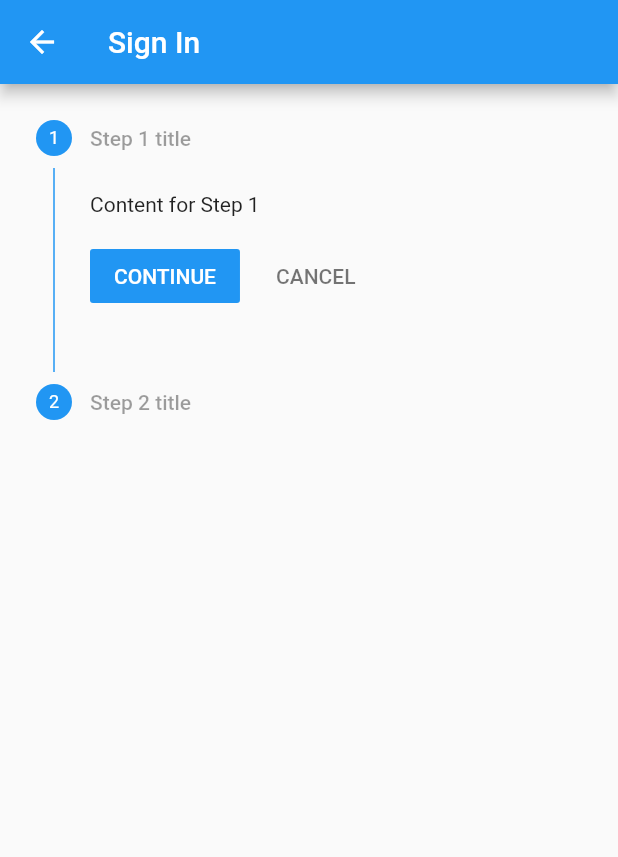
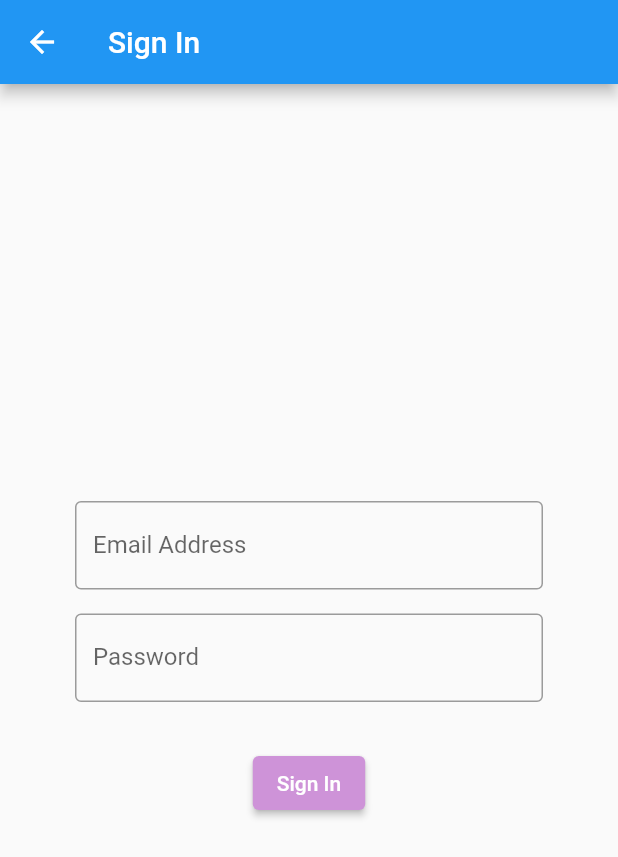
Before and after one commit to MummenRider/home-workouts, a Flutter app: the screen it shows after launch, after a tap on "Sign In", on a phone screen of 412 x 824 dp. Shown: the top 857 px of the screen. Run offline on Flutter 3.47's test engine with Material 2 defaults, Android fonts, the phone set to English and light mode, and no system bars; our stand-ins replace auto_route, firebase_auth, firebase_core, get_it, stacked, stacked_services; accounts and stored records are empty; network calls fail.

Commit message:
Done Sign In page

```diff
--- a/app/lib/lets_get_physical.dart
+++ b/app/lib/lets_get_physical.dart
@@ -9,6 +9,11 @@ class LetsGetPhysical extends StatelessWidget {
       onGenerateRoute: LetsGetPhysicalRouter(),
       navigatorKey: StackedService.navigatorKey,
       debugShowCheckedModeBanner: false,
+      theme: ThemeData(
+        elevatedButtonTheme: ElevatedButtonThemeData(
+          style: ElevatedButton.styleFrom(primary: Colors.blue),
+        ),
+      ),
     );
   }
 }
--- a/app/lib/routes/router.dart
+++ b/app/lib/routes/router.dart
@@ -1,4 +1,5 @@
 import 'package:app/screens/sign_in/sign_in_view.dart';
+import 'package:app/screens/sign_up/sign_up_view.dart';
 import 'package:app/screens/splash/splash_view.dart';
 import 'package:app/screens/welcome/welcome_view.dart';
 import 'package:auto_route/auto_route_annotations.dart';
@@ -9,6 +10,7 @@ import 'package:auto_route/auto_route_annotations.dart';
     MaterialRoute(page: SplashView),
     MaterialRoute(page: WelcomeView, initial: true),
     MaterialRoute(page: SignInView),
+    MaterialRoute(page: SignUpView),
   ],
 )
 class $LetsGetPhysicalRouter {}
--- a/app/lib/screens/sign_in/sign_in_view.dart
+++ b/app/lib/screens/sign_in/sign_in_view.dart
@@ -2,48 +2,55 @@ import 'package:app/screens/sign_in/sign_in_viewmodel.dart';
 import 'package:flutter/material.dart';
 import 'package:stacked/stacked.dart';
 
-class SignInView extends StatefulWidget {
-  @override
-  _SignInViewState createState() => _SignInViewState();
-}
+class SignInView extends StatelessWidget {
+  const SignInView({Key key}) : super(key: key);
 
-class _SignInViewState extends State<SignInView> {
   @override
   Widget build(BuildContext context) {
-    return ViewModelBuilder<SignInViewModel>.reactive(
+    final TextEditingController emailController = TextEditingController();
+    final TextEditingController passwordController = TextEditingController();
+    return ViewModelBuilder<SignInViewModel>.nonReactive(
       builder: (context, model, child) => Scaffold(
         appBar: AppBar(
           title: Text('Sign In'),
         ),
-        body: Container(
-          child: Column(
-            children: [
-              Expanded(
-                child: Stepper(
-                  type: StepperType.vertical,
-                  currentStep: model.currentStepIndex,
-                  onStepTapped: (step) => model.tapped(step),
-                  onStepContinue: model.continueStep,
-                  onStepCancel: model.cancelStep,
-                  steps: [
-                    Step(
-                      title: Text("Step 1 title"),
-                      content: Container(
-                          alignment: Alignment.centerLeft,
-                          child: Text("Content for Step 1")),
-                      isActive: model.boolstepIsActive(),
-                      state: model.stateStatus(0),
+        body: Form(
+          child: Padding(
+            padding: const EdgeInsets.all(50.0),
+            child: Column(
+              children: [
+                Expanded(
+                    child: Column(
+                  mainAxisAlignment: MainAxisAlignment.center,
+                  children: [
+                    TextFormField(
+                      decoration: InputDecoration(
+                        labelText: 'Email Address',
+                        border: OutlineInputBorder(),
+                      ),
+                      controller: emailController,
                     ),
-                    Step(
-                      title: Text("Step 2 title"),
-                      content: Text("Content for Step 2"),
-                      isActive: model.boolstepIsActive(),
-                      state: model.stateStatus(1),
+                    const SizedBox(height: 16),
+                    TextFormField(
+                      decoration: InputDecoration(
+                        labelText: 'Password',
+                        border: OutlineInputBorder(),
+                      ),
+                      controller: passwordController,
                     ),
+                    const SizedBox(height: 30),
+                    ElevatedButton(
+                      onPressed: () => model.signIn(
+                          email: emailController.text.trim(),
+                          password: passwordController.text.trim()),
+                      child: Text('Sign In'),
+                      style:
+                          ElevatedButton.styleFrom(primary: Colors.purple[200]),
+                    )
                   ],
-                ),
-              )
-            ],
+                ))
+              ],
+            ),
           ),
         ),
       ),
--- a/app/lib/screens/sign_in/sign_in_viewmodel.dart
+++ b/app/lib/screens/sign_in/sign_in_viewmodel.dart
@@ -1,42 +1,19 @@
+import 'package:app/services/auth/auth_service.dart';
+import 'package:app/services/service_locator.dart';
 import 'package:flutter/material.dart';
 import 'package:stacked/stacked.dart';
+import 'package:stacked_services/stacked_services.dart';
 
 class SignInViewModel extends BaseViewModel {
-  StepState _state;
-  int _currentStep = 0;
+  final _auth = locator<AuthService>();
+  final _dialog = locator<DialogService>();
 
-  int get currentStepIndex => _currentStep;
-
-  void tapped(int step) {
-    _currentStep = step;
-    notifyListeners();
-  }
-
-  void continueStep() {
-    if (_currentStep >= 1) return;
-    _currentStep++;
-    notifyListeners();
-  }
-
-  void cancelStep() {
-    if (_currentStep <= 0) return;
-    _currentStep--;
-    notifyListeners();
-  }
-
-  boolstepIsActive() {
-    if (_currentStep >= 0) {
-      return true;
-    } else {
-      return false;
-    }
-  }
-
-  StepState stateStatus(int index) {
-    if (_currentStep > index) {
-      return StepState.complete;
-    } else {
-      return StepState.disabled;
-    }
-  }
+  void signIn({@required String email, @required String password}) async =>
+      _auth
+          .signIn(email, password)
+          .then((_) => print('Sign in baby'))
+          .catchError((e) => _dialog.showDialog(
+                title: 'Sign in failed',
+                description: e.message,
+              ));
 }
--- a/app/lib/screens/welcome/welcome_view.dart
+++ b/app/lib/screens/welcome/welcome_view.dart
@@ -27,7 +27,7 @@ class WelcomeView extends StatelessWidget {
                     ),
                     ElevatedButton(
                       child: Text('Sign Up'),
-                      onPressed: () => print('lol'),
+                      onPressed: () => model.goToSignUpScreen(),
                     ),
                   ],
                 ),
--- a/app/lib/screens/welcome/welcome_viewmodel.dart
+++ b/app/lib/screens/welcome/welcome_viewmodel.dart
@@ -7,4 +7,5 @@ class WelcomeViewModel extends BaseViewModel {
   final _navService = locator<NavigationService>();
 
   void goToSignInScreen() => _navService.navigateTo(Routes.signInView);
+  void goToSignUpScreen() => _navService.navigateTo(Routes.signUpView);
 }
--- a/app/lib/services/service_locator.dart
+++ b/app/lib/services/service_locator.dart
@@ -1,3 +1,4 @@
+import 'package:app/services/auth/auth_service.dart';
 import 'package:get_it/get_it.dart';
 import 'package:stacked_services/stacked_services.dart';
 
@@ -5,4 +6,6 @@ final locator = GetIt.instance;
 
 void setUpLocator() {
   locator.registerLazySingleton<NavigationService>(() => NavigationService());
+  locator.registerLazySingleton<DialogService>(() => DialogService());
+  locator.registerLazySingleton<AuthService>(() => AuthService());
 }
```
Also changed, not shown: app/lib/screens/sign_up/sign_up_view.dart (added, +48 -0 lines), app/lib/screens/sign_up/sign_up_viewmodel.dart (added, +42 -0 lines), app/lib/routes/router.gr.dart.
